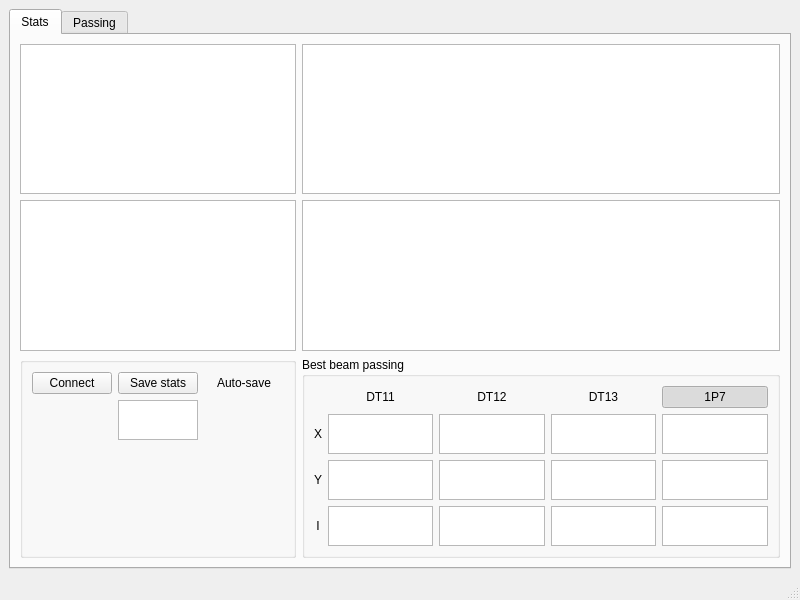
Qt form gui/gui_designs/main.ui (Rasimilian/K500-Beamline) before a commit.
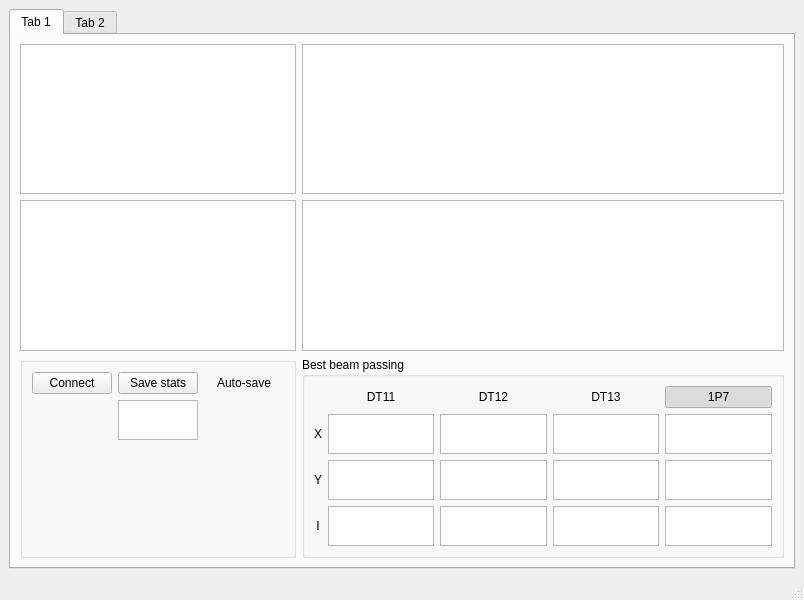
The same form after that commit. Custom widgets are drawn as their Qt base class.

Commit message: Fixed order and nums of objects in gui main window

Diff of the .ui file:
```diff
--- a/gui/gui_designs/main.ui
+++ b/gui/gui_designs/main.ui
@@ -6,7 +6,7 @@
    <rect>
     <x>0</x>
     <y>0</y>
-    <width>800</width>
+    <width>804</width>
     <height>600</height>
    </rect>
   </property>
@@ -15,27 +15,27 @@
   </property>
   <widget class="QWidget" name="centralwidget">
    <layout class="QGridLayout" name="gridLayout">
-    <item row="1" column="0">
+    <item row="0" column="1">
      <widget class="QTabWidget" name="tabWidget">
       <property name="currentIndex">
        <number>0</number>
       </property>
       <widget class="QWidget" name="tab_5">
        <attribute name="title">
-        <string>Stats</string>
+        <string>Tab 1</string>
        </attribute>
-       <layout class="QGridLayout" name="gridLayout_6">
-        <item row="0" column="0">
-         <widget class="PlotWidget" name="graphicsView_12"/>
-        </item>
-        <item row="0" column="1">
-         <widget class="PlotWidget" name="graphicsView_9"/>
-        </item>
+       <layout class="QGridLayout" name="gridLayout_8">
         <item row="1" column="0">
          <widget class="PlotWidget" name="graphicsView_11"/>
         </item>
         <item row="1" column="1">
-         <widget class="PlotWidget" name="graphicsView_10"/>
+         <widget class="PlotWidget" name="graphicsView_4"/>
+        </item>
+        <item row="0" column="1">
+         <widget class="PlotWidget" name="graphicsView_2"/>
+        </item>
+        <item row="0" column="0">
+         <widget class="PlotWidget" name="graphicsView"/>
         </item>
         <item row="2" column="0">
          <widget class="QGroupBox" name="groupBox_4">
@@ -390,7 +390,7 @@
       </widget>
       <widget class="QWidget" name="tab_6">
        <attribute name="title">
-        <string>Passing</string>
+        <string>Tab 2</string>
        </attribute>
        <layout class="QGridLayout" name="gridLayout_7">
         <item row="0" column="0">
```
Left out of the diff: 70 changed lines with no effect on the pictures. The commit also changes 1 other file.
